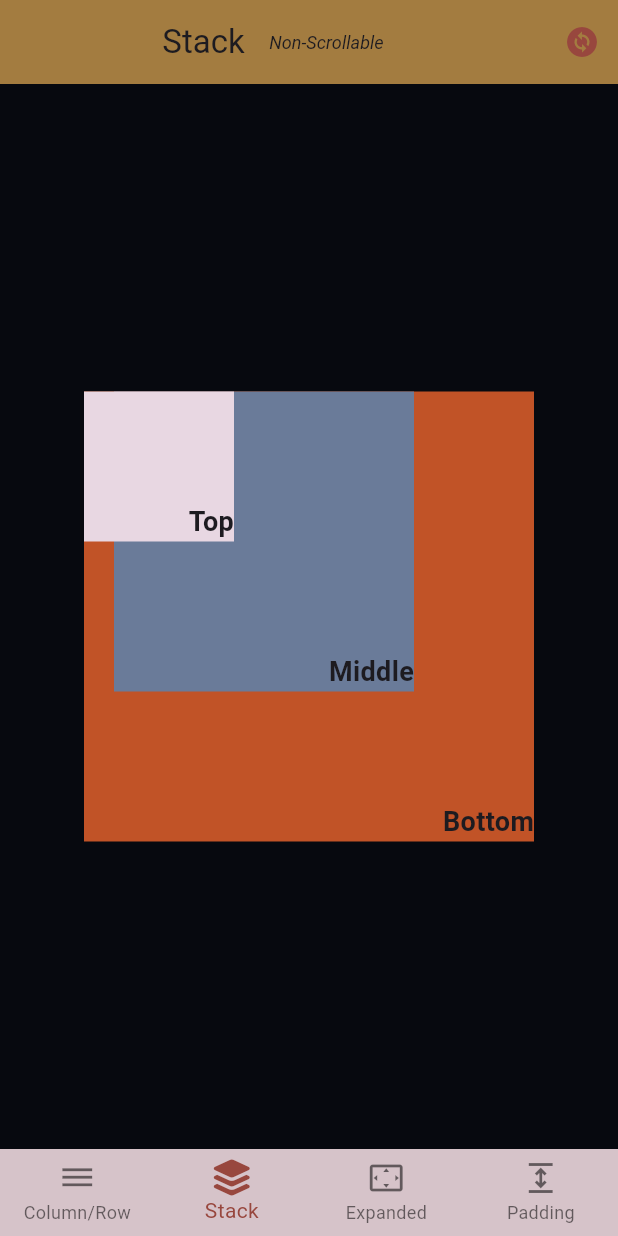
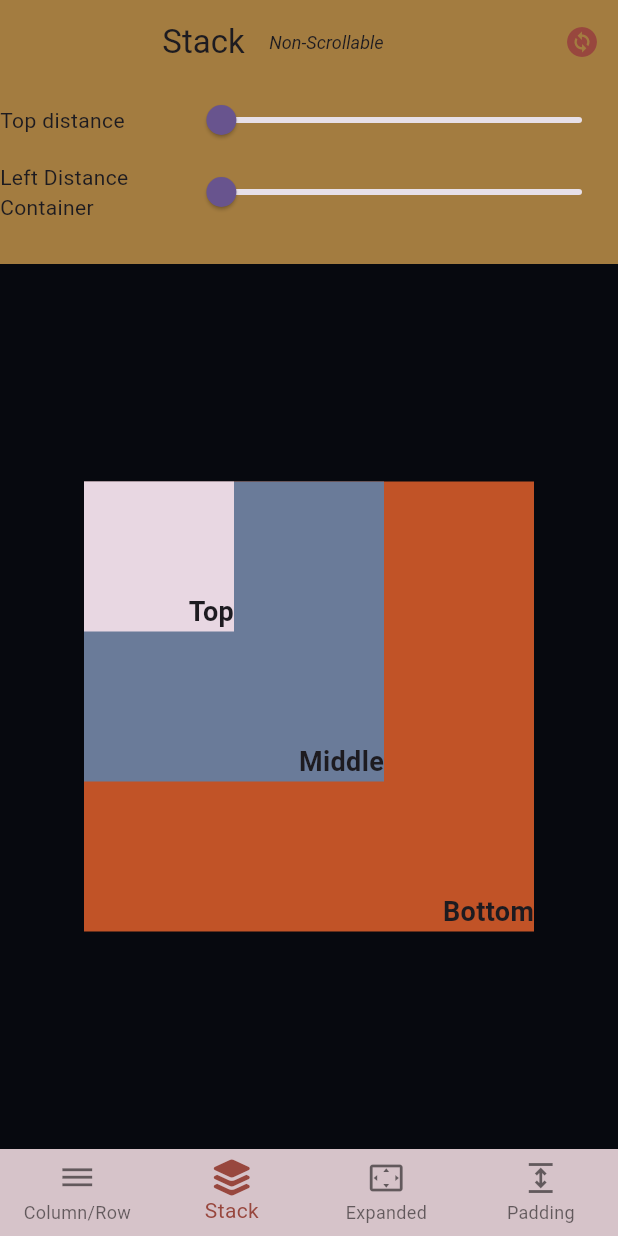
Before and after one commit to soulandbone/layout_tutorial, a Flutter app: the screen it shows after launch, item 2 of the bottom bar chosen, on a phone screen of 412 x 824 dp. Run offline on Flutter 3.47's test engine with Material 3 defaults, Android fonts, the light colour scheme and no system bars; our stand-ins replace font_awesome_flutter.

Commit message:
added slider for the smallest container

```diff
--- a/lib/screens/stack_screen.dart
+++ b/lib/screens/stack_screen.dart
@@ -2,6 +2,7 @@ import 'package:flutter/material.dart';
 import 'package:layout_tutorial/constants/app_colors.dart';
 import 'package:layout_tutorial/constants/layout_options.dart';
 import 'package:layout_tutorial/widgets/main_app_bar.dart';
+import 'package:layout_tutorial/widgets/stack/top_stack.dart';
 
 class StackScreen extends StatefulWidget implements HasLayoutGroup {
   const StackScreen({super.key, required this.onLayoutToggle});
@@ -14,10 +15,26 @@ class StackScreen extends StatefulWidget implements HasLayoutGroup {
 }
 
 class _StackScreenState extends State<StackScreen> {
-  double middleContainerBottom = 0;
-  double middleContainerRight = 80;
-  double middleContainerTop = 0;
-  double middleContainerLeft = 0;
+  double height = 120;
+
+  double smallTop = 0;
+  double smallLeft = 0;
+
+  double smallestContainer = 100;
+  double mediumContainer = 200;
+  double largeContainer = 300;
+
+  void onChangeSmallTop(double value) {
+    setState(() {
+      smallTop = value;
+    });
+  }
+
+  void onChangeSmallLeft(double value) {
+    setState(() {
+      smallLeft = value;
+    });
+  }
 
   @override
   Widget build(BuildContext context) {
@@ -27,14 +44,25 @@ class _StackScreenState extends State<StackScreen> {
         layoutGroup: LayoutGroup.nonScrollable,
         layoutType: LayoutType.stack,
         changeLayoutHandler: widget.onLayoutToggle,
+        bottom: PreferredSize(
+          preferredSize: Size(0, height),
+          child: TopStack(
+            sliderLength: largeContainer - smallestContainer,
+            onChangeLeft: onChangeSmallLeft,
+            onChangeTop: onChangeSmallTop,
+            height: height,
+            currentSmallLeft: smallLeft,
+            currentSmallTop: smallTop,
+          ),
+        ),
       ),
       body: Center(
         child: Stack(
           children: [
             Container(
               alignment: Alignment.bottomRight,
-              width: 300,
-              height: 300,
+              width: largeContainer,
+              height: largeContainer,
               decoration: BoxDecoration(color: AppColors.burntSienna),
               child: Text(
                 'Bottom',
@@ -44,11 +72,11 @@ class _StackScreenState extends State<StackScreen> {
 
             Positioned(
               //bottom: middleContainerBottom,
-              right: middleContainerRight,
+              // right: middleContainerRight,
               child: Container(
                 alignment: Alignment.bottomRight,
-                width: 200,
-                height: 200,
+                width: mediumContainer,
+                height: mediumContainer,
                 decoration: BoxDecoration(color: AppColors.slateBlue),
                 child: Text(
                   'Middle',
@@ -56,14 +84,18 @@ class _StackScreenState extends State<StackScreen> {
                 ),
               ),
             ),
-            Container(
-              alignment: Alignment.bottomRight,
-              height: 100,
-              width: 100,
-              decoration: BoxDecoration(color: AppColors.softLavender),
-              child: Text(
-                'Top',
-                style: TextStyle(fontSize: 18, fontWeight: FontWeight.bold),
+            Positioned(
+              left: smallLeft,
+              top: smallTop,
+              child: Container(
+                alignment: Alignment.bottomRight,
+                height: smallestContainer,
+                width: smallestContainer,
+                decoration: BoxDecoration(color: AppColors.softLavender),
+                child: Text(
+                  'Top',
+                  style: TextStyle(fontSize: 18, fontWeight: FontWeight.bold),
+                ),
               ),
             ),
           ],
--- a/lib/widgets/main_app_bar.dart
+++ b/lib/widgets/main_app_bar.dart
@@ -37,5 +37,6 @@ class MainAppBar extends AppBar {
 
   final LayoutType layoutType;
   final VoidCallback changeLayoutHandler;
+
   final LayoutGroup layoutGroup;
 }
--- /dev/null
+++ b/lib/widgets/stack/top_stack.dart
@@ -0,0 +1,66 @@
+import 'package:flutter/material.dart';
+
+class TopStack extends StatefulWidget {
+  const TopStack({
+    required this.currentSmallLeft,
+    required this.currentSmallTop,
+    required this.height,
+    required this.onChangeTop,
+    required this.onChangeLeft,
+    required this.sliderLength,
+    super.key,
+  });
+
+  final double height;
+  final double currentSmallTop;
+  final double currentSmallLeft;
+  final ValueChanged<double> onChangeTop;
+  final ValueChanged<double> onChangeLeft;
+  final double sliderLength;
+
+  @override
+  State<TopStack> createState() => _TopStackState();
+}
+
+class _TopStackState extends State<TopStack> {
+  @override
+  Widget build(BuildContext context) {
+    return SizedBox(
+      height: widget.height,
+      child: Column(
+        children: [
+          Row(
+            children: [
+              Expanded(flex: 3, child: Text('Top distance')),
+              Expanded(
+                flex: 7,
+                child: Slider(
+                  max: widget.sliderLength,
+                  value: widget.currentSmallTop,
+                  onChanged: (value) {
+                    widget.onChangeTop(value);
+                  },
+                ),
+              ),
+            ],
+          ),
+          Row(
+            children: [
+              Expanded(flex: 3, child: Text('Left Distance Container')),
+              Expanded(
+                flex: 7,
+                child: Slider(
+                  max: widget.sliderLength,
+                  value: widget.currentSmallLeft,
+                  onChanged: (value) {
+                    widget.onChangeLeft(value);
+                  },
+                ),
+              ),
+            ],
+          ),
+        ],
+      ),
+    );
+  }
+}
```
